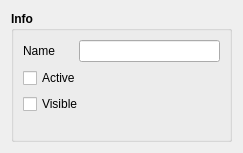
This is DockTest/infowidget.ui in 0000duck/Qt-Engine as Qt 5 draws it before an edit. The edited form follows.
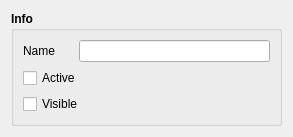
This is the edited form.

Diff of the .ui file:
```diff
--- a/DockTest/infowidget.ui
+++ b/DockTest/infowidget.ui
@@ -6,8 +6,8 @@
    <rect>
     <x>0</x>
     <y>0</y>
-    <width>243</width>
-    <height>153</height>
+    <width>293</width>
+    <height>125</height>
    </rect>
   </property>
   <property name="windowTitle">
```
